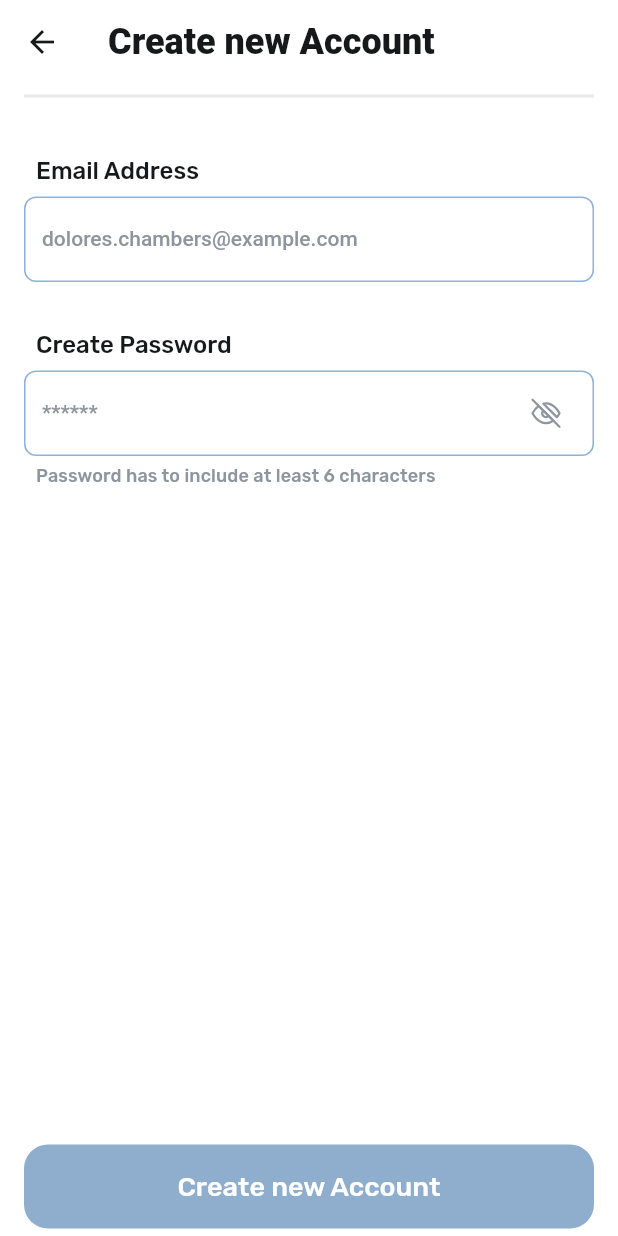
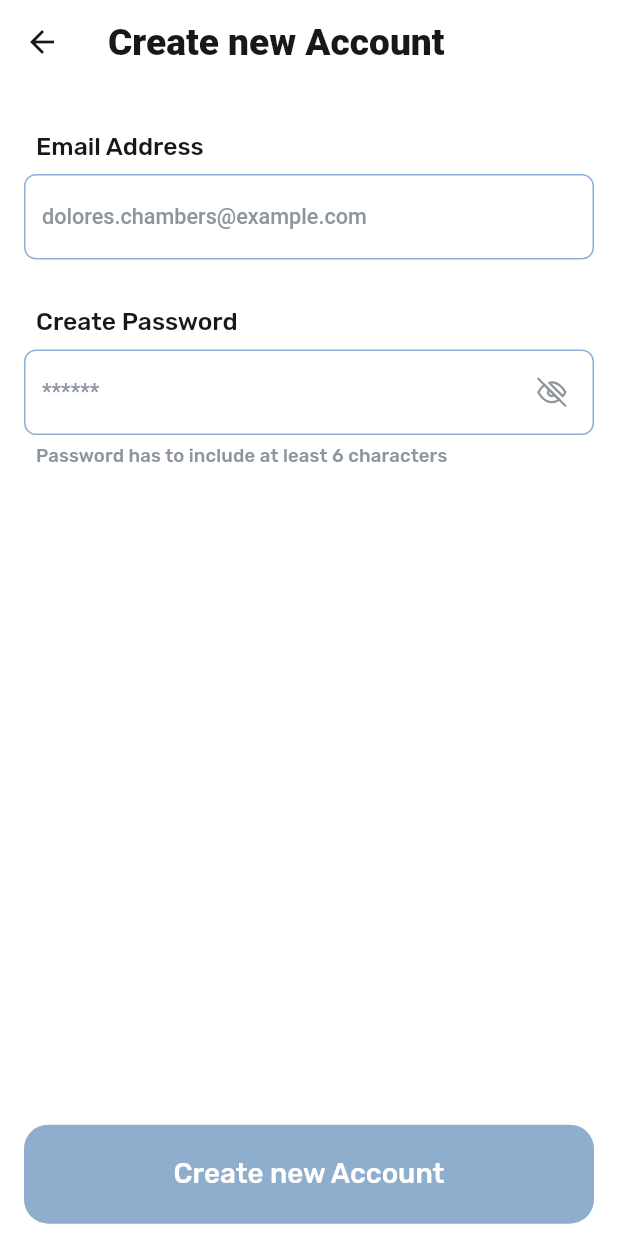
Before and after one commit to lapin7771n/worship-songs, a Flutter app: the screen it shows after launch, after a tap on "Create new Account", on a phone screen of 412 x 824 dp. Run offline on Flutter 3.47's test engine with Material 2 defaults, Android fonts, the phone set to English and light mode, and no system bars; our stand-ins replace carousel_slider, firebase_crashlytics, flutter_svg, modal_bottom_sheet, package_info, shared_preferences and 1 more; accounts and stored records are empty; network calls fail.

Commit message:
Adaptive design implemented

```diff
--- a/lib/localizations/resources/string_resources.dart
+++ b/lib/localizations/resources/string_resources.dart
@@ -146,4 +146,6 @@ mixin StringResources {
   String get russian => Intl.message('Russian');
 
   String get ukrainian => Intl.message('Ukrainian');
+
+  String get password => Intl.message('Password');
 }
--- a/lib/main.dart
+++ b/lib/main.dart
@@ -17,6 +17,7 @@ import 'package:worshipsongs/screens/main_screen.dart';
 import 'package:worshipsongs/screens/onboarding_screen.dart';
 import 'package:worshipsongs/screens/song_screen/song_screen.dart';
 import 'package:worshipsongs/screens/splash_screen.dart';
+import 'package:worshipsongs/services/size_config.dart';
 
 void main() {
   SystemChrome.setSystemUIOverlayStyle(SystemUiOverlayStyle(
@@ -61,7 +62,10 @@ class MyApp extends StatelessWidget {
   MaterialApp buildMaterialApp(BuildContext context) {
     return MaterialApp(
       title: 'Worship songs',
-      theme: _buildThemeData(context),
+      builder: (ctx, child) => Theme(
+        data: _buildThemeData(ctx),
+        child: child,
+      ),
       home: Consumer<AuthProvider>(
         builder: (_, auth, __) {
           switch (auth.authStatus) {
@@ -109,6 +113,7 @@ class MyApp extends StatelessWidget {
   }
 
   ThemeData _buildThemeData(BuildContext context) {
+    SizeConfig.init(context);
     return ThemeData(
       buttonTheme: ButtonThemeData(
         height: 56,
@@ -131,10 +136,10 @@ class MyApp extends StatelessWidget {
         primaryColor: Colors.black,
       ),
       inputDecorationTheme: InputDecorationTheme(
-        hintStyle: Theme.of(context)
-            .textTheme
-            .bodyText1
-            .copyWith(color: AppColors.gray),
+        hintStyle: Theme.of(context).textTheme.bodyText1.copyWith(
+              color: AppColors.gray,
+              fontSize: SizeConfig.safeBlockVertical * 1.75,
+            ),
         enabledBorder: OutlineInputBorder(
           borderRadius: BorderRadius.circular(8),
           borderSide: BorderSide(
@@ -161,45 +166,54 @@ class MyApp extends StatelessWidget {
         headline1: TextStyle(
           height: 1.33,
           fontWeight: FontWeight.w900,
-          fontSize: 32,
+          // fontSize: 32,
+          fontSize: SizeConfig.safeBlockVertical * 4,
         ),
         /** Title 2 **/
         headline2: TextStyle(
           fontWeight: FontWeight.w900,
-          fontSize: 24,
+          // fontSize: 24,
+          fontSize: SizeConfig.safeBlockVertical * 3,
         ),
         /** Title 3 **/
         headline3: TextStyle(
           fontWeight: FontWeight.w500,
-          fontSize: 18,
+          // fontSize: 18,
+          fontSize: SizeConfig.safeBlockVertical * 2.25,
         ),
         /** Title/Songs; Playlists **/
         headline4: TextStyle(
           fontWeight: FontWeight.w500,
-          fontSize: 16,
+          // fontSize: 16,
+          fontSize: SizeConfig.safeBlockVertical * 2,
         ),
         /** Lyrics/Middle **/
         subtitle1: TextStyle(
           height: 1.33,
-          fontSize: 18,
+          // fontSize: 18,
+          fontSize: SizeConfig.safeBlockVertical * 2.25,
         ),
         /** Title/Navigation **/
         subtitle2: TextStyle(
-          fontSize: 12,
+          // fontSize: 12,
+          fontSize: SizeConfig.safeBlockVertical * 1.5,
         ),
         /** Guitar Chords **/
         bodyText1: TextStyle(
-          fontSize: 14,
+          // fontSize: 14,
+          fontSize: SizeConfig.safeBlockVertical * 1.75,
           fontWeight: FontWeight.w500,
         ),
         /** Guitar Chords **/
         bodyText2: TextStyle(
-          fontSize: 10,
+          // fontSize: 10,
+          fontSize: SizeConfig.safeBlockVertical * 1.25,
           fontWeight: FontWeight.w500,
         ),
         /** Input/Input Title **/
         headline5: TextStyle(
-          fontSize: 16,
+          // fontSize: 16,
+          fontSize: SizeConfig.safeBlockVertical * 2,
         ),
       ).apply(
         displayColor: AppColors.black,
@@ -214,7 +228,8 @@ class MyApp extends StatelessWidget {
           headline6: TextStyle(
             color: AppColors.black,
             fontWeight: FontWeight.w900,
-            fontSize: 24,
+            // fontSize: 24,
+            fontSize: SizeConfig.safeBlockVertical * 3,
           ),
         ),
       ),
--- a/lib/screens/auth_screen/auth_screen.dart
+++ b/lib/screens/auth_screen/auth_screen.dart
@@ -1,9 +1,5 @@
 import 'package:flutter/material.dart';
-import 'package:flutter_svg/flutter_svg.dart';
-import 'package:provider/provider.dart';
-import 'package:worshipsongs/app_colors.dart';
 import 'package:worshipsongs/localizations/strings.dart';
-import 'package:worshipsongs/providers/auth_provider.dart';
 import 'package:worshipsongs/screens/auth_screen/widgets/auth_form.dart';
 
 class AuthScreen extends StatelessWidget {
@@ -17,9 +13,11 @@ class AuthScreen extends StatelessWidget {
       resizeToAvoidBottomInset: false,
       appBar: AppBar(
         elevation: 0,
-        title: Text(isLogin
-            ? Strings.of(context).login
-            : Strings.of(context).createNewAccount),
+        title: Text(
+          isLogin
+              ? Strings.of(context).login
+              : Strings.of(context).createNewAccount,
+        ),
       ),
       body: SafeArea(
         child: Container(
@@ -29,11 +27,6 @@ class AuthScreen extends StatelessWidget {
               SliverToBoxAdapter(
                 child: Column(
                   children: <Widget>[
-                    // _buildGoogleButton(context),
-                    Divider(
-                      thickness: 2,
-                      color: AppColors.gray.withAlpha(OPACITY_20),
-                    ),
                     SizedBox(height: 32),
                   ],
                 ),
@@ -49,32 +42,4 @@ class AuthScreen extends StatelessWidget {
       ),
     );
   }
-
-  Widget _buildGoogleButton(BuildContext context) {
-    return Container(
-      width: double.infinity,
-      margin: EdgeInsets.symmetric(vertical: 25),
-      child: RaisedButton.icon(
-        highlightElevation: 2.0,
-        shape: RoundedRectangleBorder(borderRadius: BorderRadius.circular(16)),
-        color: AppColors.white,
-        onPressed: () => _handleGoogleAuth(context),
-        icon: SvgPicture.asset('assets/images/GoogleIcon.svg'),
-        label: Text(
-          Strings.of(context).continueWithGoogle,
-          style: Theme.of(context).textTheme.headline3.apply(
-                color: AppColors.blue,
-              ),
-        ),
-      ),
-    );
-  }
-
-  _handleGoogleAuth(BuildContext context) async {
-    final firebaseUser = await Provider.of<AuthProvider>(context, listen: false)
-        .signInViaGoogle();
-    if (firebaseUser != null) {
-      Navigator.of(context).pop();
-    }
-  }
 }
--- a/lib/screens/auth_screen/widgets/auth_form.dart
+++ b/lib/screens/auth_screen/widgets/auth_form.dart
@@ -6,6 +6,7 @@ import 'package:worshipsongs/app_colors.dart';
 import 'package:worshipsongs/data/user.dart';
 import 'package:worshipsongs/localizations/strings.dart';
 import 'package:worshipsongs/providers/auth_provider.dart';
+import 'package:worshipsongs/services/size_config.dart';
 import 'package:worshipsongs/widgets/button.dart';
 
 import '../../../widgets/brand_field.dart';
@@ -72,7 +73,9 @@ class _AuthFormState extends State<AuthForm> {
     );
 
     var passwordField = BrandField(
-      title: Strings.of(context).createPassword,
+      title: widget.isLogin
+          ? Strings.of(context).password
+          : Strings.of(context).createPassword,
       hintText: '******',
       textInputType: TextInputType.visiblePassword,
       obscureText: true,
@@ -85,20 +88,20 @@ class _AuthFormState extends State<AuthForm> {
       padding: const EdgeInsets.only(left: 8.0, top: 6.0),
       child: Text(
         Strings.of(context).passwordHasToInclude,
-        style: Theme.of(context)
-            .textTheme
-            .subtitle2
-            .copyWith(color: AppColors.gray),
+        style: Theme.of(context).textTheme.subtitle2.copyWith(
+              color: AppColors.gray,
+            ),
       ),
     );
 
     var actionButton = Expanded(
       child: Padding(
-        padding: const EdgeInsets.only(bottom: 5.0),
+        padding: EdgeInsets.only(bottom: SizeConfig.safeBlockVertical),
         child: Align(
           alignment: Alignment.bottomCenter,
           child: Container(
             width: double.infinity,
+            height: SizeConfig.safeBlockVertical * 8,
             child: Button(
               title: widget.isLogin
                   ? Strings.of(context).login
@@ -125,7 +128,7 @@ class _AuthFormState extends State<AuthForm> {
                   height: 32,
                 ),
                 passwordField,
-                if (isPasswordValid) passwordBottomText,
+                if (isPasswordValid && !widget.isLogin) passwordBottomText,
               ],
             ),
           ),
@@ -152,7 +155,7 @@ class _AuthFormState extends State<AuthForm> {
   }
 
   _validatePassword(String password) {
-    if (password.isEmpty) {
+    if (password.isEmpty || widget.isLogin) {
       return;
     }
     isPasswordValid = password.length >= 6;
--- a/lib/screens/onboarding_screen.dart
+++ b/lib/screens/onboarding_screen.dart
@@ -2,11 +2,19 @@ import 'package:flutter/material.dart';
 import 'package:flutter_svg/flutter_svg.dart';
 import 'package:worshipsongs/localizations/strings.dart';
 import 'package:worshipsongs/screens/auth_screen/auth_screen.dart';
+import 'package:worshipsongs/services/size_config.dart';
 import 'package:worshipsongs/widgets/button.dart';
 import 'package:worshipsongs/widgets/carousel_with_indicator.dart';
 
 class OnBoardingScreen extends StatelessWidget {
   static const String routeName = "/on-boarding";
+
+  static const double _TOP_INSET = 5;
+  static const double _BOTTOM_INSET = 3;
+  static const double _TITLE_HEIGHT = 4;
+  static const double _DESCRIPTION_HEIGHT = 2.5;
+  static const double _PICTURE_HEIGHT = 50;
+  static const double _BUTTON_HEIGHT = 8;
 
   Map<String, List<String>> texts(BuildContext context) {
     return {
@@ -31,14 +39,22 @@ class OnBoardingScreen extends StatelessWidget {
   @override
   Widget build(BuildContext context) {
     return Scaffold(
-      body: Column(
+      body: SafeArea(
+        child: Column(
+          mainAxisAlignment: MainAxisAlignment.spaceBetween,
           children: <Widget>[
+            Column(
+              children: [
                 SizedBox(
-            height: MediaQuery.of(context).size.height * .18,
+                  height: SizeConfig.safeBlockVertical * _TOP_INSET,
                 ),
                 CarouselWithIndicator(
                   autoPlay: true,
-            height: MediaQuery.of(context).size.height * .55,
+                  height: SizeConfig.safeBlockVertical *
+                      (_TITLE_HEIGHT +
+                          _DESCRIPTION_HEIGHT +
+                          _PICTURE_HEIGHT +
+                          10),
                   children: <Widget>[
                     ...[0, 1, 2]
                         .map(
@@ -47,23 +63,37 @@ class OnBoardingScreen extends StatelessWidget {
                         .toList(),
                   ],
                 ),
+              ],
+            ),
+            Column(
+              children: [
                 Container(
-            height: 56,
+                  height: SizeConfig.safeBlockVertical * _BUTTON_HEIGHT,
                   margin: EdgeInsets.symmetric(
-              vertical: 24,
+                    vertical: 10,
                     horizontal: 16,
                   ),
-            width: MediaQuery.of(context).size.width,
+                  width: SizeConfig.safeBlockHorizontal * 100,
                   child: Button(
                     title: Strings.of(context).createNewAccount,
                     onPressed: () => _handleCreateAccount(context),
                   ),
                 ),
-          TextButton(
+                Container(
+                  width: SizeConfig.safeBlockHorizontal * 90,
+                  height: SizeConfig.safeBlockVertical * _BUTTON_HEIGHT,
+                  child: TextButton(
                     title: Strings.of(context).iAlreadyHaveAnAccount,
                     onPressed: () => _handleLogin(context),
-          )
+                  ),
+                ),
+                SizedBox(
+                  height: SizeConfig.safeBlockVertical * _BOTTOM_INSET,
+                ),
               ],
+            ),
+          ],
+        ),
       ),
     );
   }
@@ -93,9 +123,6 @@ class OnBoardingScreen extends StatelessWidget {
             style: Theme.of(context).textTheme.headline1,
           ),
         ),
-        SizedBox(
-          height: 8,
-        ),
         Padding(
           padding: const EdgeInsets.symmetric(horizontal: 20.0),
           child: Text(
@@ -103,45 +130,16 @@ class OnBoardingScreen extends StatelessWidget {
             style: Theme.of(context).textTheme.subtitle1,
           ),
         ),
-        Container(
-          height: MediaQuery.of(context).size.height * 0.4,
-          transform: index != 2 ? Matrix4.translationValues(0, -15, 0) : null,
-          child: Row(
-            mainAxisSize: MainAxisSize.max,
-            mainAxisAlignment: getImageMainAxisAlignment(index),
-            children: <Widget>[
-              SvgPicture.asset(
+        Center(
+          child: SizedBox(
+            width: SizeConfig.safeBlockHorizontal * 98,
+            height: SizeConfig.safeBlockVertical * _PICTURE_HEIGHT,
+            child: SvgPicture.asset(
               texts(context)['image'][index],
-                alignment: getImageAlignment(index),
             ),
-            ],
           ),
         ),
       ],
     );
   }
-
-  MainAxisAlignment getImageMainAxisAlignment(int index) {
-    switch (index) {
-      case 0:
-        return MainAxisAlignment.end;
-      case 1:
-        return MainAxisAlignment.start;
-      case 2:
-        return MainAxisAlignment.center;
 }
-    return MainAxisAlignment.center;
-  }
-
-  Alignment getImageAlignment(int index) {
-    switch (index) {
-      case 0:
-        return Alignment.centerRight;
-      case 1:
-        return Alignment.centerLeft;
-      case 2:
-        return Alignment.center;
-    }
-    return Alignment.center;
-  }
-}
--- a/lib/screens/song_screen/song_screen.dart
+++ b/lib/screens/song_screen/song_screen.dart
@@ -61,7 +61,7 @@ class _SongScreenState extends State<SongScreen> {
             ),
             StyledText(
               text: _isChordsVisible
-                  ? song.formattedText
+                  ? song.formattedText(2)
                   : song.formattedTextWithoutChords,
               style: Theme.of(context).textTheme.subtitle1,
               newLineAsBreaks: true,
--- a/lib/screens/splash_screen.dart
+++ b/lib/screens/splash_screen.dart
@@ -3,6 +3,7 @@ import 'dart:io';
 import 'package:flutter/material.dart';
 import 'package:provider/provider.dart';
 import 'package:worshipsongs/providers/auth_provider.dart';
+import 'package:worshipsongs/services/size_config.dart';
 
 class SplashScreen extends StatefulWidget {
   @override
@@ -21,6 +22,7 @@ class _SplashScreenState extends State<SplashScreen> {
 
   @override
   Widget build(BuildContext context) {
+    SizeConfig.init(context);
     return Scaffold(
       body: Center(
         child: Text(
--- /dev/null
+++ b/lib/services/size_config.dart
@@ -0,0 +1,29 @@
+import 'package:flutter/material.dart';
+
+class SizeConfig {
+  static MediaQueryData _mediaQueryData;
+  static double screenWidth;
+  static double screenHeight;
+  static double blockSizeHorizontal;
+  static double blockSizeVertical;
+
+  static double _safeAreaHorizontal;
+  static double _safeAreaVertical;
+  static double safeBlockHorizontal;
+  static double safeBlockVertical;
+
+  SizeConfig.init(BuildContext context) {
+    _mediaQueryData = MediaQuery.of(context);
+    screenWidth = _mediaQueryData.size.width;
+    screenHeight = _mediaQueryData.size.height;
+    blockSizeHorizontal = screenWidth / 100;
+    blockSizeVertical = screenHeight / 100;
+
+    _safeAreaHorizontal =
+        _mediaQueryData.padding.left + _mediaQueryData.padding.right;
+    _safeAreaVertical =
+        _mediaQueryData.padding.top + _mediaQueryData.padding.bottom;
+    safeBlockHorizontal = (screenWidth - _safeAreaHorizontal) / 100;
+    safeBlockVertical = (screenHeight - _safeAreaVertical) / 100;
+  }
+}
--- a/lib/widgets/brand_field.dart
+++ b/lib/widgets/brand_field.dart
@@ -1,5 +1,6 @@
 import 'package:flutter/material.dart';
 import 'package:flutter_svg/flutter_svg.dart';
+import 'package:worshipsongs/services/size_config.dart';
 
 class BrandField extends StatefulWidget {
   final String title;
@@ -59,15 +60,16 @@ class _BrandFieldState extends State<BrandField> {
           ? GestureDetector(
               onTap: _toggleVisibility,
               child: Padding(
-                  padding: const EdgeInsets.only(
-                    top: 12,
-                    bottom: 12,
-                    right: 16,
+                padding: EdgeInsets.only(
+                  top: SizeConfig.safeBlockVertical * 1.5,
+                  bottom: SizeConfig.safeBlockVertical * 1.5,
+                  right: SizeConfig.safeBlockVertical,
                 ),
                 child: SvgPicture.asset('assets/images/Closed.svg'),
               ),
             )
-            : null);
+          : null,
+    );
 
     var textFormField = TextFormField(
       controller: widget.controller,
--- a/lib/widgets/carousel_with_indicator.dart
+++ b/lib/widgets/carousel_with_indicator.dart
@@ -3,6 +3,8 @@ import 'package:flutter/material.dart';
 import 'package:worshipsongs/app_colors.dart';
 
 class CarouselWithIndicator extends StatefulWidget {
+  static const double _COEF = 50;
+
   final List<Widget> children;
   final double height;
   final bool autoPlay;
@@ -33,24 +35,23 @@ class _CarouselWithIndicatorState extends State<CarouselWithIndicator> {
           options: CarouselOptions(
               viewportFraction: 1.0,
               disableCenter: true,
-            height: widget.height,
+              height: widget.height - widget.height / CarouselWithIndicator._COEF,
               autoPlay: widget.autoPlay,
               scrollPhysics: BouncingScrollPhysics(),
               enableInfiniteScroll: false,
-            onPageChanged: (index, reason){
+              onPageChanged: (index, reason) {
                 setState(() {
                   _current = index;
                 });
-            }
-          ),
+              }),
         ),
         Row(
           mainAxisAlignment: MainAxisAlignment.center,
           children: widget.children.map((url) {
             int index = widget.children.indexOf(url);
             return Container(
-              width: 8.0,
-              height: 8.0,
+              width: widget.height / CarouselWithIndicator._COEF,
+              height: widget.height / CarouselWithIndicator._COEF,
               margin: EdgeInsets.symmetric(horizontal: 2.0),
               decoration: BoxDecoration(
                 shape: BoxShape.circle,
--- a/lib/widgets/rounded_label.dart
+++ b/lib/widgets/rounded_label.dart
@@ -1,5 +1,4 @@
 import 'package:flutter/material.dart';
-import 'package:worshipsongs/app_colors.dart';
 
 class RoundedLabel extends StatelessWidget {
   final String title;
@@ -20,11 +19,7 @@ class RoundedLabel extends StatelessWidget {
         padding: const EdgeInsets.symmetric(horizontal: 12.0, vertical: 4.0),
         child: Text(
           title,
-          style: TextStyle(
-            color: AppColors.black,
-            fontWeight: FontWeight.w500,
-            fontSize: 10.0,
-          ),
+          style: Theme.of(context).textTheme.bodyText2,
         ),
       ),
     );
```
Also changed, not shown: lib/widgets/button.dart (+3 -4 lines), assets/images/illustrations/ValueProposition1.svg, assets/images/illustrations/ValueProposition2.svg, assets/images/illustrations/ValueProposition3.svg. Lines whose indentation alone changed are shown as unchanged.
